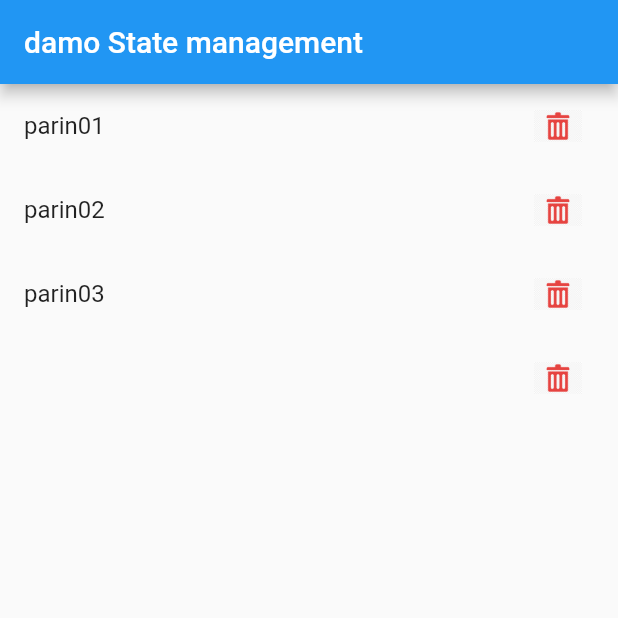
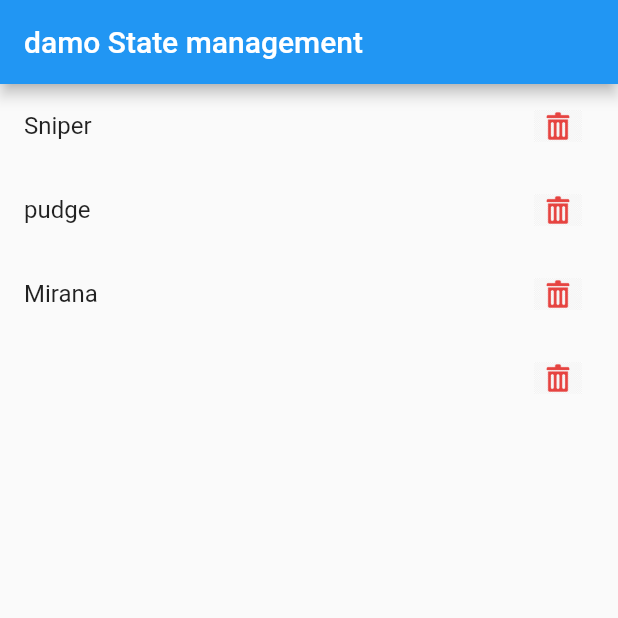
Before and after one commit to KPE-Chaiwat/Demo_State_Management, a Flutter app: the screen it shows after launch, after a tap on "ADD", on a phone screen of 412 x 824 dp, the top half of it. Run offline on Flutter 3.47's test engine with Material 2 defaults, Android fonts, the phone set to English and light mode, and no system bars.

Commit message:
setState mode

```diff
--- a/analysis_options.yaml
+++ b/analysis_options.yaml
@@ -24,6 +24,10 @@ linter:
   rules:
     # avoid_print: false  # Uncomment to disable the `avoid_print` rule
     # prefer_single_quotes: true  # Uncomment to enable the `prefer_single_quotes` rule
+    prefer_const_constructors: false
+    prefer_const_literals_to_create_immutables: false
+    prefer_const_constructors_in_immutables: false
+    file_names: false
 
 # Additional information about this file can be found at
 # https://dart.dev/guides/language/analysis-options
--- a/lib/main.dart
+++ b/lib/main.dart
@@ -1,4 +1,6 @@
 import 'package:flutter/material.dart';
+import 'package:state_management_demo/model/model.dart';
+//import 'package:state_management_demo/model/model.dart';
 
 void main() {
   runApp(const MyApp());
@@ -16,7 +18,7 @@ class MyApp extends StatelessWidget {
       theme: ThemeData(
         primarySwatch: Colors.blue,
       ),
-      home: const HomePage(
+      home: HomePage(
         title: msg,
       ),
     );
@@ -24,7 +26,7 @@ class MyApp extends StatelessWidget {
 }
 
 class HomePage extends StatefulWidget {
-  const HomePage({Key? key, required this.title}) : super(key: key);
+  HomePage({Key? key, required this.title}) : super(key: key);
   final String title;
 
   @override
@@ -34,12 +36,16 @@ class HomePage extends StatefulWidget {
 class _HomePageState extends State<HomePage> {
   TextEditingController controllertext_fromfield_tongcustom =
       TextEditingController();
-  List<String> dataShow = [];
+  var data = Todo();
+  // List<String> dataShow = [];
   @override
   void initState() {
-    dataShow.add("parin01");
-    dataShow.add("parin02");
-    dataShow.add("parin03");
+    data.tasks.add(Tasks(role: "Sniper"));
+    data.tasks.add(Tasks(role: "pudge"));
+    data.tasks.add(Tasks(role: "Mirana"));
+    // dataShow.add("parin01");
+    // dataShow.add("parin02");
+    // dataShow.add("parin03");
   }
 
   @override
@@ -50,13 +56,13 @@ class _HomePageState extends State<HomePage> {
         children: [
           Expanded(
             child: ListView(
-              children: dataShow
+              children: data.tasks
                   .map((e) => ListTile(
-                      title: Text(e),
+                      title: Text(e.role),
                       trailing: IconButton(
                           onPressed: () {
                             setState(() {
-                              dataShow.remove(e);
+                              data.tasks.remove(e);
                             });
                           },
                           icon: Image.asset("assets/Icons/bin.png"))))
@@ -73,7 +79,9 @@ class _HomePageState extends State<HomePage> {
               TextButton(
                   onPressed: () {
                     setState(() {
-                      dataShow.add(controllertext_fromfield_tongcustom.text);
+                      data.tasks.add(Tasks(
+                          role: controllertext_fromfield_tongcustom.text));
+                      controllertext_fromfield_tongcustom.clear();
                     });
                   },
                   child: Text("ADD"))
--- /dev/null
+++ b/lib/model/model.dart
@@ -0,0 +1,17 @@
+class Tasks {
+  String role;
+  String status;
+  Tasks({required this.role, this.status = "Nomal"});
+}
+
+class Todo {
+  late List<Tasks> tasks;
+  Todo({List<Tasks>? inittasks}) {
+    // if (tasks != null) {
+    //   tasks = inittasks!;
+    // } else {
+    //   tasks = [];
+    // }
+    tasks = inittasks ?? [];
+  }
+}
```
Also changed, not shown: pubspec.lock.
